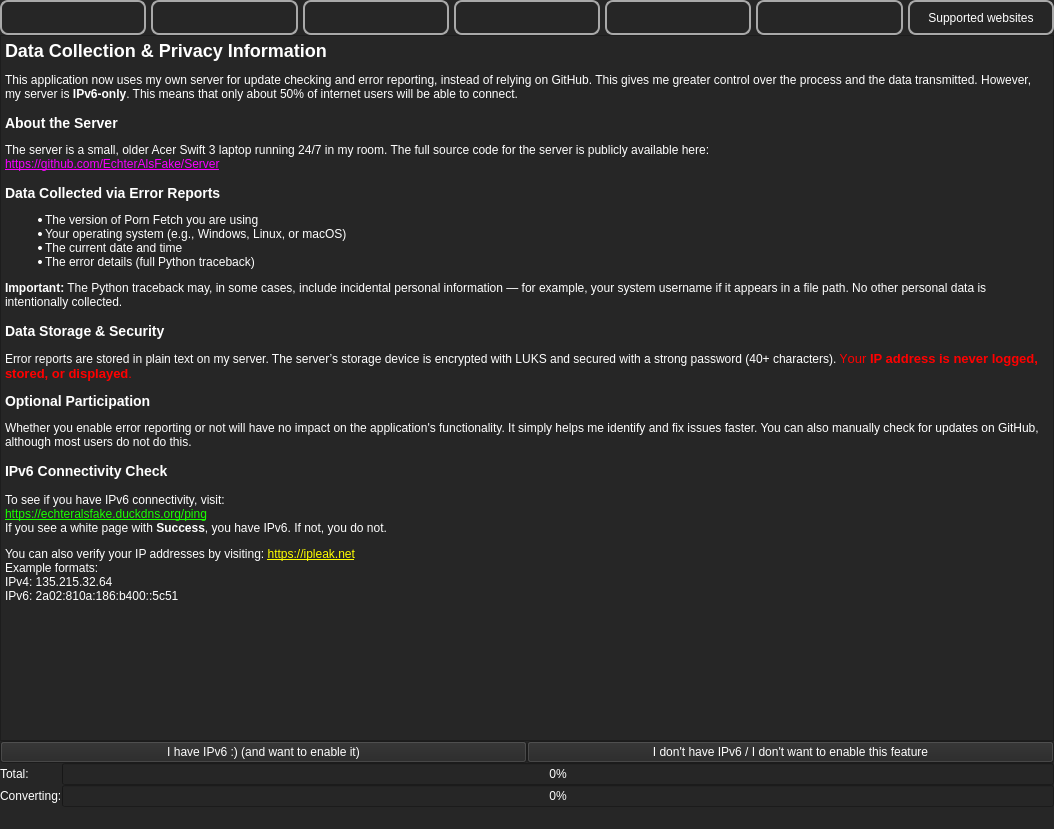
Above: src/frontend/UI/form_main_window.ui from EchterAlsFake/Porn_Fetch before the change. Below: the same form after it.
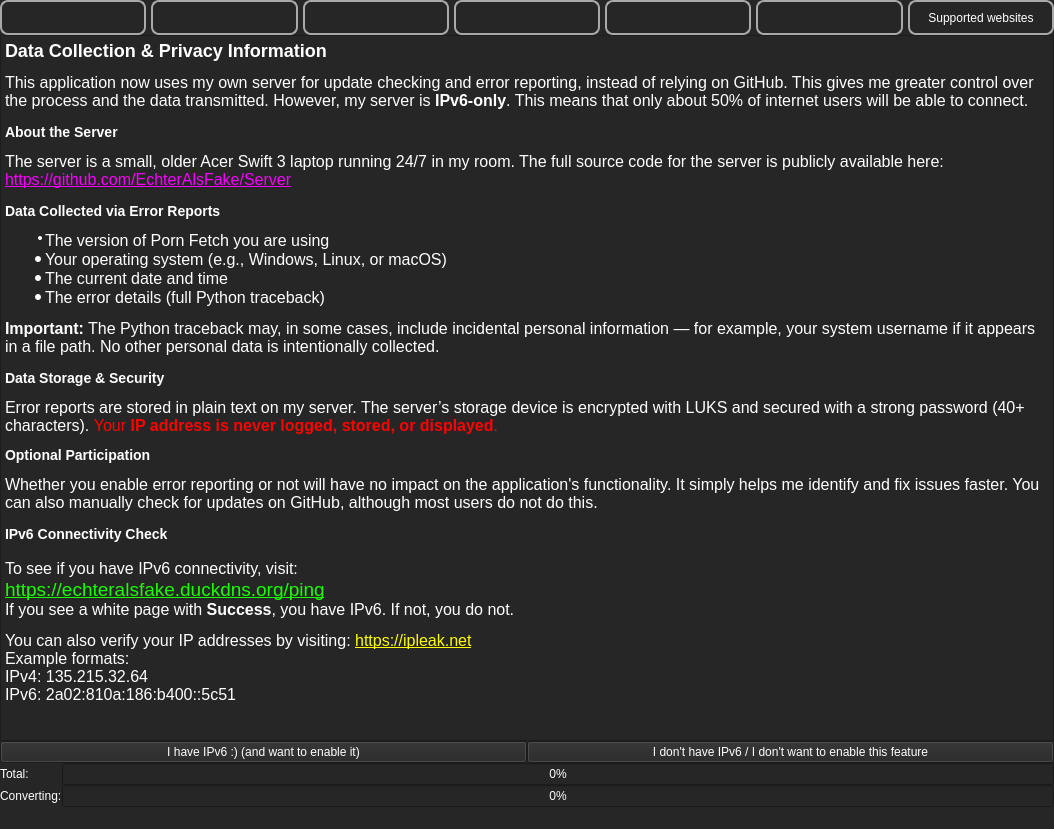
That is the form after the change.

Diff of the .ui file:
```diff
--- a/src/frontend/UI/form_main_window.ui
+++ b/src/frontend/UI/form_main_window.ui
@@ -3688,23 +3688,23 @@
 li.checked::marker { content: &quot;\2612&quot;; }
 &lt;/style&gt;&lt;/head&gt;&lt;body style=&quot; font-family:'Sans Serif'; font-size:9pt; font-weight:400; font-style:normal;&quot;&gt;
 &lt;h2 style=&quot; margin-top:16px; margin-bottom:12px; margin-left:0px; margin-right:0px; -qt-block-indent:0; text-indent:0px;&quot;&gt;&lt;span style=&quot; font-size:x-large; font-weight:700;&quot;&gt;Data Collection &amp;amp; Privacy Information&lt;/span&gt;&lt;/h2&gt;
-&lt;p style=&quot; margin-top:12px; margin-bottom:12px; margin-left:0px; margin-right:0px; -qt-block-indent:0; text-indent:0px;&quot;&gt;This application now uses my own server for update checking and error reporting, instead of relying on GitHub. This gives me greater control over the process and the data transmitted. However, my server is &lt;span style=&quot; font-weight:700;&quot;&gt;IPv6-only&lt;/span&gt;. This means that only about 50% of internet users will be able to connect. &lt;/p&gt;
+&lt;p style=&quot; margin-top:12px; margin-bottom:12px; margin-left:0px; margin-right:0px; -qt-block-indent:0; text-indent:0px;&quot;&gt;&lt;span style=&quot; font-size:12pt;&quot;&gt;This application now uses my own server for update checking and error reporting, instead of relying on GitHub. This gives me greater control over the process and the data transmitted. However, my server is &lt;/span&gt;&lt;span style=&quot; font-size:12pt; font-weight:700;&quot;&gt;IPv6-only&lt;/span&gt;&lt;span style=&quot; font-size:12pt;&quot;&gt;. This means that only about 50% of internet users will be able to connect. &lt;/span&gt;&lt;/p&gt;
 &lt;h3 style=&quot; margin-top:14px; margin-bottom:12px; margin-left:0px; margin-right:0px; -qt-block-indent:0; text-indent:0px;&quot;&gt;&lt;span style=&quot; font-size:large; font-weight:700;&quot;&gt;About the Server&lt;/span&gt;&lt;/h3&gt;
-&lt;p style=&quot; margin-top:12px; margin-bottom:12px; margin-left:0px; margin-right:0px; -qt-block-indent:0; text-indent:0px;&quot;&gt;The server is a small, older Acer Swift 3 laptop running 24/7 in my room. The full source code for the server is publicly available here:&lt;br /&gt;&lt;a href=&quot;https://github.com/EchterAlsFake/Server&quot;&gt;&lt;span style=&quot; text-decoration: underline; color:#f700ff;&quot;&gt;https://github.com/EchterAlsFake/Server&lt;/span&gt;&lt;/a&gt; &lt;/p&gt;
-&lt;h3 style=&quot; margin-top:14px; margin-bottom:12px; margin-left:0px; margin-right:0px; -qt-block-indent:0; text-indent:0px;&quot;&gt;&lt;span style=&quot; font-size:large; font-weight:700;&quot;&gt;Data Collected via Error Reports&lt;/span&gt;&lt;/h3&gt;
+&lt;p style=&quot; margin-top:12px; margin-bottom:12px; margin-left:0px; margin-right:0px; -qt-block-indent:0; text-indent:0px;&quot;&gt;&lt;span style=&quot; font-size:12pt;&quot;&gt;The server is a small, older Acer Swift 3 laptop running 24/7 in my room. The full source code for the server is publicly available here:&lt;br /&gt;&lt;/span&gt;&lt;a href=&quot;https://github.com/EchterAlsFake/Server&quot;&gt;&lt;span style=&quot; font-size:12pt; text-decoration: underline; color:#f700ff;&quot;&gt;https://github.com/EchterAlsFake/Server&lt;/span&gt;&lt;/a&gt;&lt;span style=&quot; font-size:12pt;&quot;&gt; &lt;/span&gt;&lt;/p&gt;
+&lt;h3 style=&quot; margin-top:14px; margin-bottom:12px; margin-left:0px; margin-right:0px; -qt-block-indent:0; text-indent:0px;&quot;&gt;&lt;span style=&quot; font-size:14pt; font-weight:700;&quot;&gt;Data Collected via Error Reports&lt;/span&gt;&lt;/h3&gt;
 &lt;ul style=&quot;margin-top: 0px; margin-bottom: 0px; margin-left: 0px; margin-right: 0px; -qt-list-indent: 1;&quot;&gt;
-&lt;li style=&quot; margin-top:12px; margin-bottom:0px; margin-left:0px; margin-right:0px; -qt-block-indent:0; text-indent:0px;&quot;&gt;The version of Porn Fetch you are using&lt;/li&gt;
-&lt;li style=&quot; margin-top:0px; margin-bottom:0px; margin-left:0px; margin-right:0px; -qt-block-indent:0; text-indent:0px;&quot;&gt;Your operating system (e.g., Windows, Linux, or macOS)&lt;/li&gt;
-&lt;li style=&quot; margin-top:0px; margin-bottom:0px; margin-left:0px; margin-right:0px; -qt-block-indent:0; text-indent:0px;&quot;&gt;The current date and time&lt;/li&gt;
-&lt;li style=&quot; margin-top:0px; margin-bottom:12px; margin-left:0px; margin-right:0px; -qt-block-indent:0; text-indent:0px;&quot;&gt;The error details (full Python traceback)&lt;/li&gt;&lt;/ul&gt;
-&lt;p style=&quot; margin-top:12px; margin-bottom:12px; margin-left:0px; margin-right:0px; -qt-block-indent:0; text-indent:0px;&quot;&gt;&lt;span style=&quot; font-weight:700;&quot;&gt;Important:&lt;/span&gt; The Python traceback may, in some cases, include incidental personal information — for example, your system username if it appears in a file path. No other personal data is intentionally collected. &lt;/p&gt;
+&lt;li style=&quot; margin-top:12px; margin-bottom:0px; margin-left:0px; margin-right:0px; -qt-block-indent:0; text-indent:0px;&quot;&gt;&lt;span style=&quot; font-size:12pt;&quot;&gt;The version of Porn Fetch you are using&lt;/span&gt;&lt;/li&gt;
+&lt;li style=&quot; font-size:12pt;&quot; style=&quot; margin-top:0px; margin-bottom:0px; margin-left:0px; margin-right:0px; -qt-block-indent:0; text-indent:0px;&quot;&gt;Your operating system (e.g., Windows, Linux, or macOS)&lt;/li&gt;
+&lt;li style=&quot; font-size:12pt;&quot; style=&quot; margin-top:0px; margin-bottom:0px; margin-left:0px; margin-right:0px; -qt-block-indent:0; text-indent:0px;&quot;&gt;The current date and time&lt;/li&gt;
+&lt;li style=&quot; font-size:12pt;&quot; style=&quot; margin-top:0px; margin-bottom:12px; margin-left:0px; margin-right:0px; -qt-block-indent:0; text-indent:0px;&quot;&gt;The error details (full Python traceback)&lt;/li&gt;&lt;/ul&gt;
+&lt;p style=&quot; margin-top:12px; margin-bottom:12px; margin-left:0px; margin-right:0px; -qt-block-indent:0; text-indent:0px;&quot;&gt;&lt;span style=&quot; font-size:12pt; font-weight:700;&quot;&gt;Important:&lt;/span&gt;&lt;span style=&quot; font-size:12pt;&quot;&gt; The Python traceback may, in some cases, include incidental personal information — for example, your system username if it appears in a file path. No other personal data is intentionally collected. &lt;/span&gt;&lt;/p&gt;
 &lt;h3 style=&quot; margin-top:14px; margin-bottom:12px; margin-left:0px; margin-right:0px; -qt-block-indent:0; text-indent:0px;&quot;&gt;&lt;span style=&quot; font-size:large; font-weight:700;&quot;&gt;Data Storage &amp;amp; Security&lt;/span&gt;&lt;/h3&gt;
-&lt;p style=&quot; margin-top:12px; margin-bottom:12px; margin-left:0px; margin-right:0px; -qt-block-indent:0; text-indent:0px;&quot;&gt;Error reports are stored in plain text on my server. The server’s storage device is encrypted with LUKS and secured with a strong password (40+ characters). &lt;span style=&quot; color:#ff0000;&quot;&gt;Y&lt;/span&gt;&lt;span style=&quot; font-size:10pt; color:#ff0000;&quot;&gt;our &lt;/span&gt;&lt;span style=&quot; font-size:10pt; font-weight:700; color:#ff0000;&quot;&gt;IP address is never logged, stored, or displayed&lt;/span&gt;&lt;span style=&quot; font-size:10pt; color:#ff0000;&quot;&gt;. &lt;/span&gt;&lt;/p&gt;
+&lt;p style=&quot; margin-top:12px; margin-bottom:12px; margin-left:0px; margin-right:0px; -qt-block-indent:0; text-indent:0px;&quot;&gt;&lt;span style=&quot; font-size:12pt;&quot;&gt;Error reports are stored in plain text on my server. The server’s storage device is encrypted with LUKS and secured with a strong password (40+ characters). &lt;/span&gt;&lt;span style=&quot; font-size:12pt; color:#ff0000;&quot;&gt;Your &lt;/span&gt;&lt;span style=&quot; font-size:12pt; font-weight:700; color:#ff0000;&quot;&gt;IP address is never logged, stored, or displayed&lt;/span&gt;&lt;span style=&quot; font-size:12pt; color:#ff0000;&quot;&gt;. &lt;/span&gt;&lt;/p&gt;
 &lt;p style=&quot; margin-top:12px; margin-bottom:12px; margin-left:0px; margin-right:0px; -qt-block-indent:0; text-indent:0px;&quot;&gt;&lt;span style=&quot; font-size:large; font-weight:700;&quot;&gt;Optional Participation&lt;/span&gt;&lt;/p&gt;
-&lt;p style=&quot; margin-top:12px; margin-bottom:12px; margin-left:0px; margin-right:0px; -qt-block-indent:0; text-indent:0px;&quot;&gt;Whether you enable error reporting or not will have no impact on the application's functionality. It simply helps me identify and fix issues faster. You can also manually check for updates on GitHub, although most users do not do this. &lt;/p&gt;
-&lt;h3 style=&quot; margin-top:14px; margin-bottom:12px; margin-left:0px; margin-right:0px; -qt-block-indent:0; text-indent:0px;&quot;&gt;&lt;span style=&quot; font-size:large; font-weight:700;&quot;&gt;IPv6 Connectivity Check&lt;/span&gt;&lt;/h3&gt;
-&lt;p style=&quot; margin-top:14px; margin-bottom:12px; margin-left:0px; margin-right:0px; -qt-block-indent:0; text-indent:0px;&quot;&gt;To see if you have IPv6 connectivity, visit:&lt;br /&gt;&lt;a href=&quot;https://echteralsfake.duckdns.org/ping&quot;&gt;&lt;span style=&quot; text-decoration: underline; color:#1aff00;&quot;&gt;https://echteralsfake.duckdns.org/ping&lt;/span&gt;&lt;/a&gt;&lt;br /&gt;If you see a white page with &lt;span style=&quot; font-weight:700;&quot;&gt;Success&lt;/span&gt;, you have IPv6. If not, you do not. &lt;/p&gt;
-&lt;p style=&quot; margin-top:12px; margin-bottom:12px; margin-left:0px; margin-right:0px; -qt-block-indent:0; text-indent:0px;&quot;&gt;You can also verify your IP addresses by visiting: &lt;a href=&quot;https://ipleak.net&quot;&gt;&lt;span style=&quot; text-decoration: underline; color:#ffff00;&quot;&gt;https://ipleak.net&lt;/span&gt;&lt;/a&gt;&lt;br /&gt;Example formats:&lt;br /&gt;IPv4: &lt;span style=&quot; font-family:'monospace';&quot;&gt;135.215.32.64&lt;/span&gt;&lt;br /&gt;IPv6: &lt;span style=&quot; font-family:'monospace';&quot;&gt;2a02:810a:186:b400::5c51&lt;/span&gt; &lt;/p&gt;&lt;/body&gt;&lt;/html&gt;</string>
+&lt;p style=&quot; margin-top:12px; margin-bottom:12px; margin-left:0px; margin-right:0px; -qt-block-indent:0; text-indent:0px;&quot;&gt;&lt;span style=&quot; font-size:12pt;&quot;&gt;Whether you enable error reporting or not will have no impact on the application's functionality. It simply helps me identify and fix issues faster. You can also manually check for updates on GitHub, although most users do not do this. &lt;/span&gt;&lt;/p&gt;
+&lt;h3 style=&quot; margin-top:14px; margin-bottom:12px; margin-left:0px; margin-right:0px; -qt-block-indent:0; text-indent:0px;&quot;&gt;&lt;span style=&quot; font-size:14pt; font-weight:700;&quot;&gt;IPv6 Connectivity Check&lt;/span&gt;&lt;/h3&gt;
+&lt;p style=&quot; margin-top:14px; margin-bottom:12px; margin-left:0px; margin-right:0px; -qt-block-indent:0; text-indent:0px;&quot;&gt;&lt;span style=&quot; font-size:12pt;&quot;&gt;To see if you have IPv6 connectivity, visit:&lt;/span&gt;&lt;span style=&quot; font-size:14pt;&quot;&gt;&lt;br /&gt;&lt;/span&gt;&lt;a href=&quot;https://echteralsfake.duckdns.org/ping&quot;&gt;&lt;span style=&quot; font-size:14pt; text-decoration: underline; color:#1aff00;&quot;&gt;https://echteralsfake.duckdns.org/ping&lt;/span&gt;&lt;/a&gt;&lt;br /&gt;&lt;span style=&quot; font-size:12pt;&quot;&gt;If you see a white page with &lt;/span&gt;&lt;span style=&quot; font-size:12pt; font-weight:700;&quot;&gt;Success&lt;/span&gt;&lt;span style=&quot; font-size:12pt;&quot;&gt;, you have IPv6. If not, you do not. &lt;/span&gt;&lt;/p&gt;
+&lt;p style=&quot; margin-top:12px; margin-bottom:12px; margin-left:0px; margin-right:0px; -qt-block-indent:0; text-indent:0px;&quot;&gt;&lt;span style=&quot; font-size:12pt;&quot;&gt;You can also verify your IP addresses by visiting: &lt;/span&gt;&lt;a href=&quot;https://ipleak.net&quot;&gt;&lt;span style=&quot; font-size:12pt; text-decoration: underline; color:#ffff00;&quot;&gt;https://ipleak.net&lt;/span&gt;&lt;/a&gt;&lt;span style=&quot; font-size:12pt;&quot;&gt;&lt;br /&gt;Example formats:&lt;br /&gt;IPv4: &lt;/span&gt;&lt;span style=&quot; font-family:'monospace'; font-size:12pt;&quot;&gt;135.215.32.64&lt;/span&gt;&lt;span style=&quot; font-size:12pt;&quot;&gt;&lt;br /&gt;IPv6: &lt;/span&gt;&lt;span style=&quot; font-family:'monospace'; font-size:12pt;&quot;&gt;2a02:810a:186:b400::5c51&lt;/span&gt;&lt;span style=&quot; font-size:12pt;&quot;&gt; &lt;/span&gt;&lt;/p&gt;&lt;/body&gt;&lt;/html&gt;</string>
             </property>
             <property name="openExternalLinks">
              <bool>true</bool>
```
Left out of the diff: 8 changed lines with no effect on the pictures.
